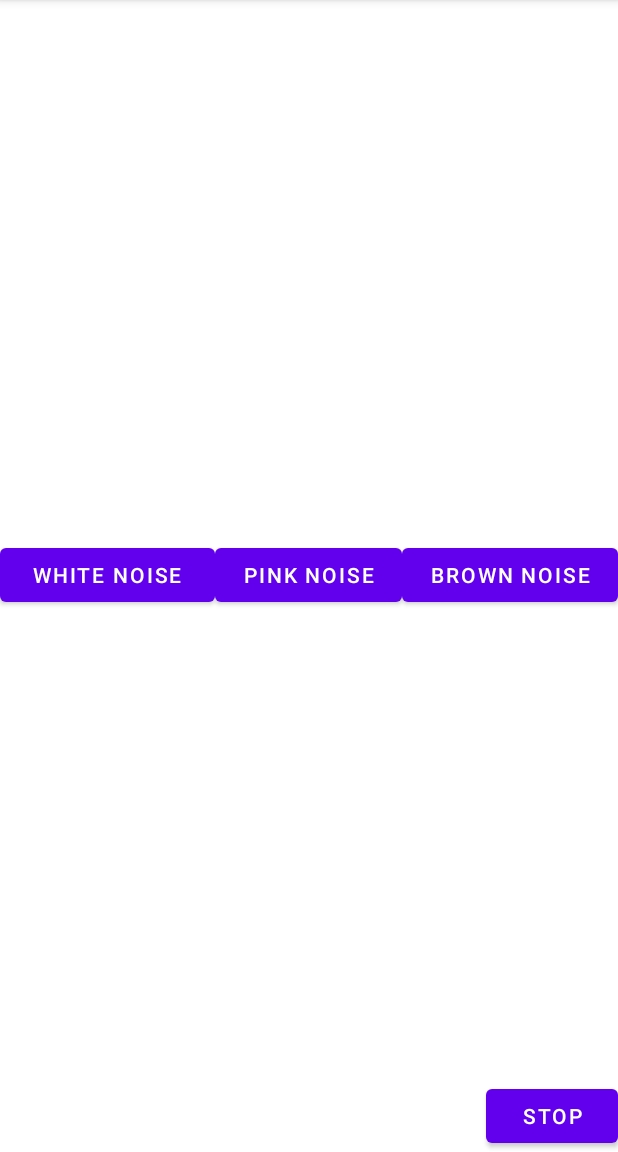
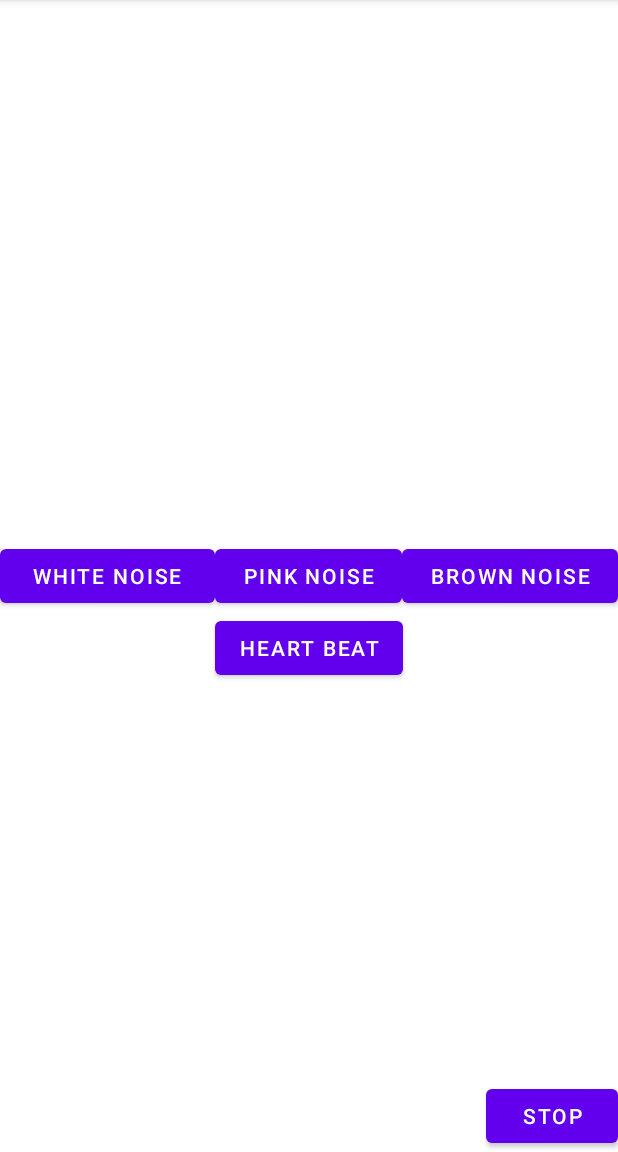
Before and after one commit to Haldyoso/CalPar, an Android app: the screen it shows after launch (MainActivity), on a phone screen of 412 x 824 dp, the part 84-1236 px from its top. Run offline under Robolectric (Android 15) with nearby library versions, the light colour scheme and no system bars.

Commit message:
added sounds works in emulator, not in phone

```diff
--- a/app/build.gradle
+++ b/app/build.gradle
@@ -38,7 +38,7 @@ dependencies {
     implementation 'androidx.core:core-ktx:1.6.0'
     implementation 'androidx.appcompat:appcompat:1.3.0'
     implementation 'com.google.android.material:material:1.4.0'
-    implementation 'androidx.constraintlayout:constraintlayout:2.0.1'
+    implementation 'androidx.constraintlayout:constraintlayout:2.0.4'
     testImplementation 'junit:junit:4.+'
     androidTestImplementation 'androidx.test.ext:junit:1.1.3'
     androidTestImplementation 'androidx.test.espresso:espresso-core:3.4.0'
--- a/app/src/main/java/com/maha/calpar/MainActivity.kt
+++ b/app/src/main/java/com/maha/calpar/MainActivity.kt
@@ -1,11 +1,88 @@
 package com.maha.calpar
 
+import android.media.AudioAttributes
+import android.media.AudioManager
+import android.media.MediaPlayer
+import android.media.SoundPool
+import android.net.Uri
+import android.os.Build
+import android.os.Bundle
+import android.view.View
+import android.widget.Button
+import android.widget.Toast
 import androidx.appcompat.app.AppCompatActivity
-import android.os.Bundle
 
 class MainActivity : AppCompatActivity() {
+
+
+    private var soundPool: SoundPool? = null
+    private var sound1 = 0
+    private var sound2 = 0
+    private var sound3 = 0
+    private var sound4 = 0
+    private var sound3StreamId = 0
+
+
     override fun onCreate(savedInstanceState: Bundle?) {
         super.onCreate(savedInstanceState)
         setContentView(R.layout.activity_main)
+
+
+        soundPool = if (Build.VERSION.SDK_INT >= Build.VERSION_CODES.LOLLIPOP) {
+            val audioAttributes = AudioAttributes.Builder()
+                .setUsage(AudioAttributes.USAGE_ASSISTANCE_SONIFICATION)
+                .setContentType(AudioAttributes.CONTENT_TYPE_SONIFICATION)
+                .build()
+            SoundPool.Builder()
+                .setMaxStreams(1)
+                .setAudioAttributes(audioAttributes)
+                .build()
+        } else {
+            SoundPool(1, AudioManager.STREAM_MUSIC, 0)
+        }
+
+        sound1 = soundPool!!.load(this, R.raw.snd_white_noise_01, 1)
+        sound2 = soundPool!!.load(this, R.raw.snd_pink_noise_01, 1)
+        sound3 = soundPool!!.load(this, R.raw.snd_heart_beat_01, 1)
+        sound4 = soundPool!!.load(this, R.raw.snd_brown_noise_01, 1)
+
     }
+
+    fun playSound(v: View) {
+        when (v.id) {
+            R.id.btnWhiteNoise -> {
+                sound3StreamId = soundPool!!.play(sound1, 1f, 1f, 0, 0, 1f)
+                soundPool!!.pause(sound3StreamId)
+                Toast.makeText(this, "playing: White noise", Toast.LENGTH_SHORT).show()
+
+            }
+
+            R.id.btnPinkNoise -> {
+                sound3StreamId = soundPool!!.play(sound2, 1f, 1f, 0, 0, 1f)
+                soundPool!!.pause(sound3StreamId)
+                Toast.makeText(this, "playing: Pink noise", Toast.LENGTH_SHORT).show()
+            }
+
+            R.id.btnHeartBeat -> {
+                sound3StreamId = soundPool!!.play(sound3, 1f, 1f, 0, 0, 1f)
+                soundPool!!.pause(sound3StreamId)
+                Toast.makeText(this, "playing: Heart beat", Toast.LENGTH_SHORT).show()
+            }
+            R.id.btnBrownNoise -> {
+                sound3StreamId = soundPool!!.play(sound4, 1f, 1f, 0, 0, 1f)
+                soundPool!!.pause(sound3StreamId)
+                Toast.makeText(this, "playing: Brown noise", Toast.LENGTH_SHORT).show()
+            }
+        }
+    }
+
+    fun stopSounds(v: View) {
+
+
+        soundPool!!.stop(sound3StreamId)
+    }
+
+
+
+
 }
--- a/app/src/main/res/layout/activity_main.xml
+++ b/app/src/main/res/layout/activity_main.xml
@@ -7,40 +7,76 @@
     tools:context=".MainActivity">
 
     <LinearLayout
+        android:id="@+id/linearLayout"
         android:layout_width="match_parent"
-        android:layout_height="50dp"
+        android:layout_height="wrap_content"
         android:layout_gravity="center_horizontal"
         android:orientation="horizontal"
         app:layout_constraintBottom_toBottomOf="parent"
         app:layout_constraintTop_toTopOf="parent">
 
         <Button
-            android:id="@+id/button3"
+            android:id="@+id/btnWhiteNoise"
             android:layout_width="wrap_content"
             android:layout_height="wrap_content"
-
             android:layout_weight="2"
+            android:onClick="playSound"
             android:text="@string/white_noise" />
 
         <Button
-            android:id="@+id/button2"
+            android:id="@+id/btnPinkNoise"
             android:layout_width="wrap_content"
             android:layout_height="wrap_content"
             android:layout_weight="1"
+            android:onClick="playSound"
             android:text="@string/pink_noise" />
 
         <Button
-            android:id="@+id/button"
+            android:id="@+id/btnBrownNoise"
             android:layout_width="wrap_content"
             android:layout_height="wrap_content"
             android:layout_weight="1"
+            android:onClick="playSound"
             android:text="@string/brown_noise" />
+
     </LinearLayout>
 
     <Button
-        android:id="@+id/button4"
+        android:id="@+id/btnHeartBeat"
         android:layout_width="wrap_content"
         android:layout_height="wrap_content"
+        android:layout_weight="2"
+        android:onClick="playSound"
+        android:text="@string/heart_beat"
+        app:layout_constraintEnd_toEndOf="parent"
+        app:layout_constraintStart_toStartOf="@+id/linearLayout"
+        app:layout_constraintTop_toBottomOf="@+id/linearLayout" />
+
+   <!-- <Button
+        android:id="@+id/btnStop"
+        android:layout_width="wrap_content"
+        android:layout_height="wrap_content"
+        android:text="@string/stop"
+
+        app:layout_constraintBottom_toBottomOf="parent"
+        app:layout_constraintEnd_toEndOf="parent" />-->
+
+<!--
+    <Button
+        android:id="@+id/btnPause"
+        android:layout_width="wrap_content"
+        android:layout_height="wrap_content"
+
+        android:text="pause"
+        app:layout_constraintBottom_toBottomOf="parent"
+        app:layout_constraintEnd_toStartOf="@+id/btnStop" />
+-->
+
+    <Button
+        android:id="@+id/btnStop"
+        android:layout_width="wrap_content"
+        android:layout_height="wrap_content"
+        android:onClick="stopSounds"
         android:text="@string/stop"
         app:layout_constraintBottom_toBottomOf="parent"
         app:layout_constraintEnd_toEndOf="parent" />
--- a/app/src/main/res/values/strings.xml
+++ b/app/src/main/res/values/strings.xml
@@ -3,7 +3,8 @@
     <string name="white_noise">White noise</string>
     <string name="pink_noise">Pink noise</string>
     <string name="brown_noise">Brown noise</string>
-    <string name="stop">Stop</string>
+    <string name="heart_beat">Heart beat</string>
+    <string name="stop">STOP</string>
 
 
 </resources>
```
Also changed, not shown: 4 other files.
